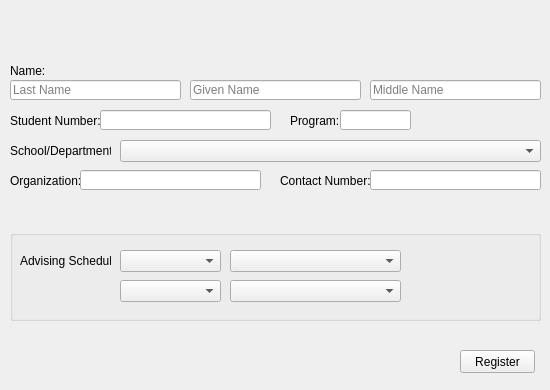
Above: SourceCodes/UserInterface/Ui/peeradviserregistration.ui from vhdgaba/LOGCSA before the change. Below: the same form after it.
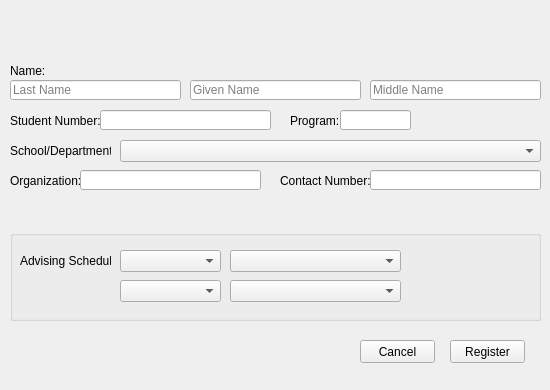
That is the form after the change.

Diff of the .ui file:
```diff
--- a/SourceCodes/UserInterface/Ui/peeradviserregistration.ui
+++ b/SourceCodes/UserInterface/Ui/peeradviserregistration.ui
@@ -193,8 +193,8 @@
   <widget class="QPushButton" name="pushButton">
    <property name="geometry">
     <rect>
-     <x>460</x>
-     <y>350</y>
+     <x>450</x>
+     <y>340</y>
      <width>75</width>
      <height>23</height>
     </rect>
@@ -294,16 +294,19 @@
      </rect>
     </property>
    </widget>
-   <zorder>comboBox_5</zorder>
-   <zorder>comboBox_2</zorder>
-   <zorder>comboBox_3</zorder>
-   <zorder>label_8</zorder>
-   <zorder>comboBox_4</zorder>
-   <zorder>comboBox_5</zorder>
-   <zorder>comboBox_2</zorder>
-   <zorder>comboBox_3</zorder>
-   <zorder>label_8</zorder>
-   <zorder>comboBox_4</zorder>
+  </widget>
+  <widget class="QPushButton" name="pushButton_cancel">
+   <property name="geometry">
+    <rect>
+     <x>360</x>
+     <y>340</y>
+     <width>75</width>
+     <height>23</height>
+    </rect>
+   </property>
+   <property name="text">
+    <string>Cancel</string>
+   </property>
   </widget>
  </widget>
  <resources/>
```
Left out of the diff: 40 changed lines with no effect on the pictures.
